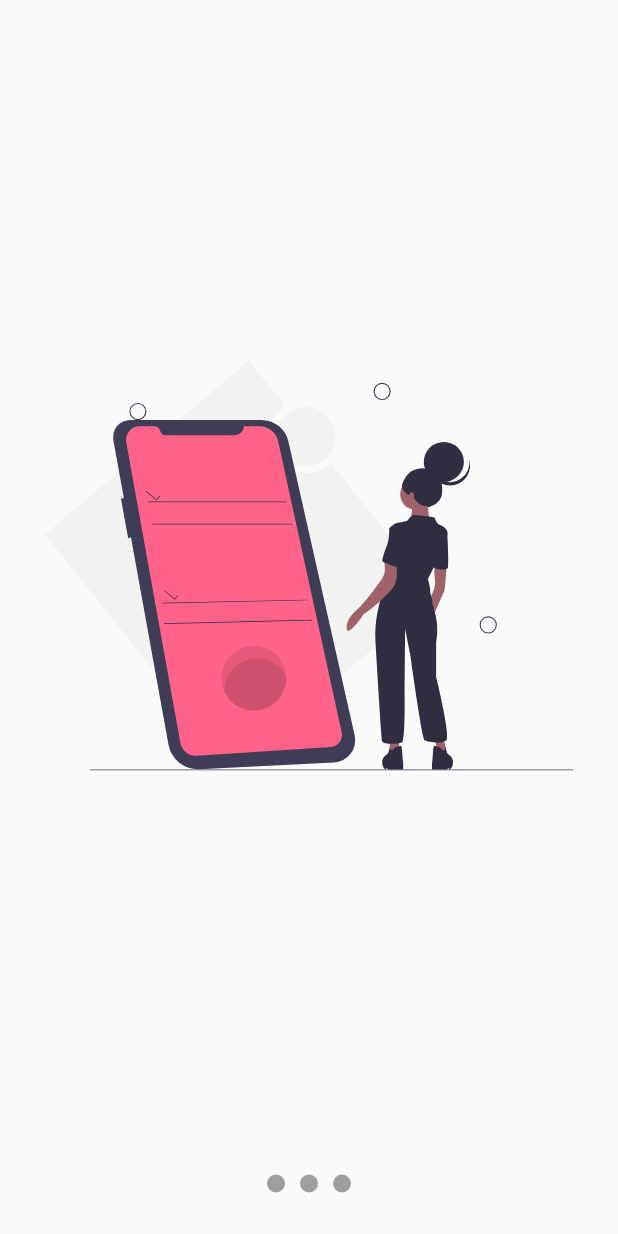
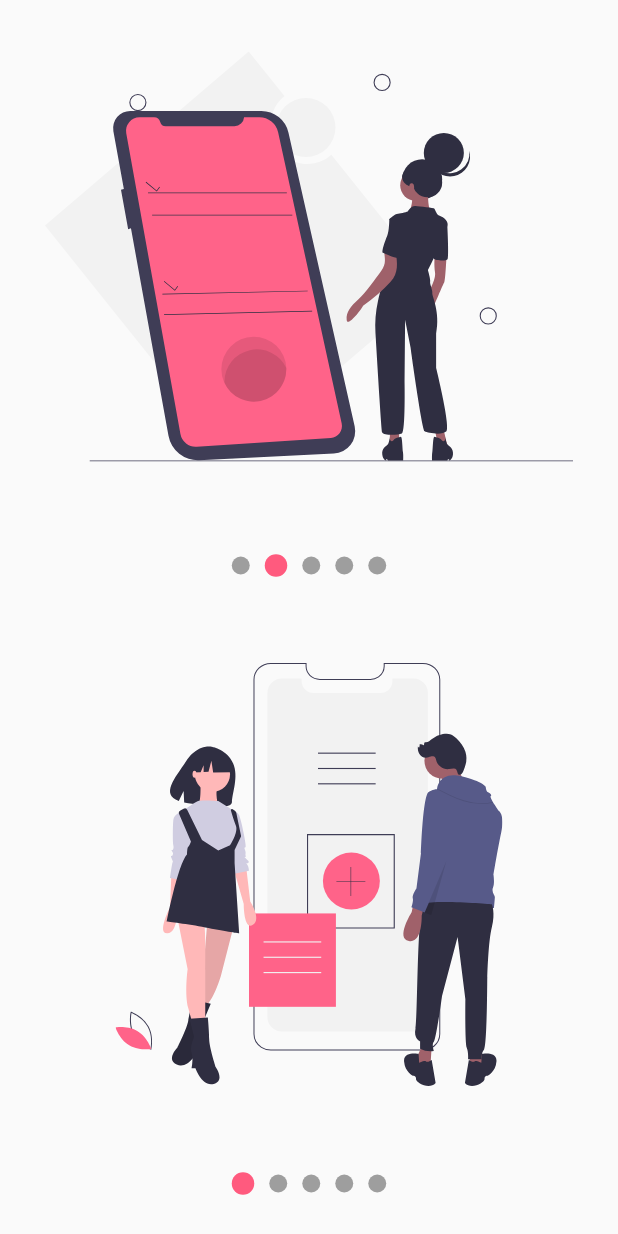
Before and after one commit to SantiagoGonzalezFernandez/Flutter-Design-Curso-Udemy, a Flutter app: the screen it shows after launch, swiped to page 2, on a phone screen of 412 x 824 dp. Run offline on Flutter 3.47's test engine with Material 2 defaults, Android fonts, the phone set to English and light mode, and no system bars; our stand-ins replace flutter_svg.

Commit message:
Termino la seccion 5

```diff
--- a/disenos/lib/main.dart
+++ b/disenos/lib/main.dart
@@ -12,7 +12,7 @@ class MyApp extends StatelessWidget {
     return MaterialApp(
       debugShowCheckedModeBanner: false,
       title: 'Disenos App',
-      home: SlideShowPage()
+      home: SlideshowPage()
     );
   }
 }
--- /dev/null
+++ b/disenos/lib/src/labs/slideshow_page.dart
@@ -0,0 +1,128 @@
+//IMportaciones que no son mias
+import 'package:flutter/material.dart';
+import 'package:flutter_svg/flutter_svg.dart';
+import 'package:provider/provider.dart';
+
+//Importaciones que si son mias
+import 'package:disenos/src/models/slider_model.dart';
+
+class SlideShowPage extends StatelessWidget {
+  @override
+  Widget build(BuildContext context) {
+    return ChangeNotifierProvider(
+      create: (_) => SliderModel(),
+      child: Scaffold(
+        body: Center(
+          child: Column(
+            children: <Widget>[
+              Expanded(
+                child: _Slides()
+              ),
+              _Dots()
+            ],
+          )
+        ),
+      ),
+    );
+  }
+}
+
+class _Dots extends StatelessWidget {
+  @override
+  Widget build(BuildContext context) {
+    return Container(
+      width: double.infinity,
+      height: 70.0,
+      child: Row(
+        mainAxisAlignment: MainAxisAlignment.center,
+        children: <Widget>[
+          _Dot(0),
+          _Dot(1),
+          _Dot(2),
+        ],
+      ),
+    );
+  }
+}
+
+class _Dot extends StatelessWidget {
+
+  final int index;
+
+  _Dot(this.index);
+
+  @override
+  Widget build(BuildContext context) {
+
+    final pageViewIndex = Provider.of<SliderModel>(context).currentPage;
+
+    return AnimatedContainer(
+      duration: Duration(milliseconds: 200),
+      width : 12.0,
+      height: 12.0,
+      margin: EdgeInsets.symmetric(horizontal: 5.0),
+      decoration: BoxDecoration(
+        color: (pageViewIndex >= index - 0.5 && pageViewIndex < index + 0.5)
+                ? Colors.blue : Colors.grey,
+        shape: BoxShape.circle
+      ),
+    );
+  }
+}
+
+class _Slides extends StatefulWidget {
+  @override
+  __SlidesState createState() => __SlidesState();
+}
+
+class __SlidesState extends State<_Slides> {
+
+  final pageViewController = PageController();
+
+  @override
+  void initState() {
+    super.initState();
+    pageViewController.addListener(() {
+      // print('Pagina Actual: ${pageViewController.page}');
+      //Actualizar el provider , SliderModel
+      Provider.of<SliderModel>(context, listen: false).currentPage = pageViewController.page;
+    });
+  }
+
+  @override
+  void dispose() {
+    pageViewController.dispose();
+    super.dispose();
+  }
+
+  @override
+  Widget build(BuildContext context) {
+    return Container(
+      child: PageView(
+        controller: pageViewController,
+        children: <Widget>[
+          _Slide('assets/svgs/slide-1.svg'),
+          _Slide('assets/svgs/slide-2.svg'),
+          _Slide('assets/svgs/slide-3.svg'),
+        ],
+      ),
+    );
+  }
+}
+
+class _Slide extends StatelessWidget {
+
+  final String svg;
+
+  _Slide(this.svg);
+
+  @override
+  Widget build(BuildContext context) {
+    return Container(
+      width: double.infinity,
+      height: double.infinity,
+      padding: EdgeInsets.all(30.0),
+      child: SvgPicture.asset(svg),
+    );
+  }
+}
--- /dev/null
+++ b/disenos/lib/src/models/slider_model.dart
@@ -0,0 +1,17 @@
+//Importaciones que no son mias
+import 'package:flutter/material.dart';
+
+//Importaciones que si son mias
+
+class SliderModel with ChangeNotifier{
+
+  double _currentPage = 0;
+
+  double get currentPage => this._currentPage;
+
+  set currentPage(double pagina){
+    this._currentPage = pagina;
+    print(pagina);
+    notifyListeners();
+  }
+}
--- a/disenos/lib/src/pages/slideshow_page.dart
+++ b/disenos/lib/src/pages/slideshow_page.dart
@@ -1,116 +1,44 @@
-//IMportaciones que no son mias
+//Imports that are not mine
 import 'package:flutter/material.dart';
 import 'package:flutter_svg/flutter_svg.dart';
 
-//Importaciones que si son mias
+//Imports that are mine
+import 'package:disenos/src/widgets/slideshow.dart';
 
-class SlideShowPage extends StatelessWidget {
+class SlideshowPage extends StatelessWidget {
   @override
   Widget build(BuildContext context) {
     return Scaffold(
-      body: Center(
-        child: Column(
-          children: <Widget>[
-            Expanded(
-              child: _Slides()
-            ),
-            _Dots()
-          ],
-        )
-      ),
+      body: Column(
+        children: <Widget>[
+          Expanded(child: MiSlideshow()),
+          Expanded(child: MiSlideshow()),
+        ],
+      )
     );
   }
 }
 
-class _Dots extends StatelessWidget {
+class MiSlideshow extends StatelessWidget {
+  const MiSlideshow({
+    Key key,
+  }) : super(key: key);
+
   @override
   Widget build(BuildContext context) {
-    return Container(
-      width: double.infinity,
-      height: 70.0,
-      child: Row(
-        mainAxisAlignment: MainAxisAlignment.center,
-        children: <Widget>[
-          _Dot(0),
-          _Dot(1),
-          _Dot(2),
-        ],
-      ),
+    return Slideshow(
+      bulletPrimario: 15,
+      bulletSecundario: 12,
+      puntosArriba: false,
+      colorPrimario: Color(0xffFF5A7E),
+      colorSecundario: Colors.grey,
+      slides: <Widget>[
+        SvgPicture.asset('assets/svgs/slide-1.svg'),
+        SvgPicture.asset('assets/svgs/slide-2.svg'),
+        SvgPicture.asset('assets/svgs/slide-3.svg'),
+        SvgPicture.asset('assets/svgs/slide-4.svg'),
+        SvgPicture.asset('assets/svgs/slide-5.svg'),
+      ],
     );
   }
 }
-
-class _Dot extends StatelessWidget {
-
-  final int index;
-
-  _Dot(this.index);
-
-  @override
-  Widget build(BuildContext context) {
-    return Container(
-      width : 12.0,
-      height: 12.0,
-      margin: EdgeInsets.symmetric(horizontal: 5.0),
-      decoration: BoxDecoration(
-        color: Colors.grey,
-        shape: BoxShape.circle
-      ),
-    );
-  }
-}
-
-class _Slides extends StatefulWidget {
-  @override
-  __SlidesState createState() => __SlidesState();
-}
-
-class __SlidesState extends State<_Slides> {
-
-  final pageViewController = PageController();
-
-  @override
-  void initState() {
-    super.initState();
-    pageViewController.addListener(() {
-      print('Pagina Actual: ${pageViewController.page}');
-    });
-  }
-
-  @override
-  void dispose() {
-    pageViewController.dispose();
-    super.dispose();
-  }
-
-  @override
-  Widget build(BuildContext context) {
-    return Container(
-      child: PageView(
-        controller: pageViewController,
-        children: <Widget>[
-          _Slide('assets/svgs/slide-1.svg'),
-          _Slide('assets/svgs/slide-2.svg'),
-          _Slide('assets/svgs/slide-3.svg'),
-        ],
-      ),
-    );
-  }
-}
-
-class _Slide extends StatelessWidget {
-
-  final String svg;
-
-  _Slide(this.svg);
-
-  @override
-  Widget build(BuildContext context) {
-    return Container(
-      width: double.infinity,
-      height: double.infinity,
-      padding: EdgeInsets.all(30.0),
-      child: SvgPicture.asset(svg),
-    );
-  }
-}
--- /dev/null
+++ b/disenos/lib/src/widgets/slideshow.dart
@@ -0,0 +1,208 @@
+//Imports that are not mine
+import 'package:flutter/material.dart';
+import 'package:provider/provider.dart';
+
+//Imports that are mine
+
+class Slideshow extends StatelessWidget {
+  final List<Widget> slides;
+  final bool puntosArriba;
+  final Color colorPrimario;
+  final Color colorSecundario;
+  final double bulletPrimario;
+  final double bulletSecundario;
+
+  Slideshow({
+    @required this.slides,
+    this.puntosArriba = false,
+    this.colorPrimario = Colors.blue,
+    this.colorSecundario = Colors.grey,
+    this.bulletPrimario = 12,
+    this.bulletSecundario = 12,
+  });
+
+  @override
+  Widget build(BuildContext context) {
+    return ChangeNotifierProvider(
+      create: (_) => new _SlideshowModel(),
+      child: SafeArea(
+        child: Center(child: Builder(builder: (BuildContext context) {
+          Provider.of<_SlideshowModel>(context).colorPrimario =
+              this.colorPrimario;
+          Provider.of<_SlideshowModel>(context).colorSecundario =
+              this.colorSecundario;
+          Provider.of<_SlideshowModel>(context).bulletPrimario =
+              this.bulletPrimario;
+          Provider.of<_SlideshowModel>(context).bulletSecundario =
+              this.bulletSecundario;
+
+          return _CrearEstructuraSlideshow(
+              puntosArriba: puntosArriba, slides: slides);
+        })),
+      ),
+    );
+  }
+}
+
+class _CrearEstructuraSlideshow extends StatelessWidget {
+  const _CrearEstructuraSlideshow({
+    @required this.puntosArriba,
+    @required this.slides,
+  });
+
+  final bool puntosArriba;
+  final List<Widget> slides;
+
+  @override
+  Widget build(BuildContext context) {
+    return Column(
+      children: <Widget>[
+        if (this.puntosArriba) _Dots(this.slides.length),
+        Expanded(child: _Slides(this.slides)),
+        if (!this.puntosArriba) _Dots(this.slides.length),
+      ],
+    );
+  }
+}
+
+class _Dots extends StatelessWidget {
+  final int totalSlides;
+
+  _Dots(this.totalSlides);
+
+  @override
+  Widget build(BuildContext context) {
+    return Container(
+      width: double.infinity,
+      height: 70.0,
+      child: Row(
+        mainAxisAlignment: MainAxisAlignment.center,
+        children: List.generate(this.totalSlides, (index) => _Dot(index)),
+      ),
+    );
+  }
+}
+
+class _Dot extends StatelessWidget {
+  final int index;
+
+  _Dot(this.index);
+
+  @override
+  Widget build(BuildContext context) {
+    final ssModel = Provider.of<_SlideshowModel>(context);
+
+    double size = 0;
+    Color color;
+    if (ssModel.currentPage >= index - 0.5 &&
+        ssModel.currentPage < index + 0.5) {
+      size = ssModel.bulletPrimario;
+      color = ssModel.colorPrimario;
+    } else {
+      size = ssModel.bulletSecundario;
+      color = ssModel.colorSecundario;
+    }
+
+    return AnimatedContainer(
+      duration: Duration(milliseconds: 200),
+      width: size,
+      height: size,
+      margin: EdgeInsets.symmetric(horizontal: 5.0),
+      decoration: BoxDecoration(color: color, shape: BoxShape.circle),
+    );
+  }
+}
+
+class _Slides extends StatefulWidget {
+  final List<Widget> slides;
+
+  _Slides(this.slides);
+
+  @override
+  __SlidesState createState() => __SlidesState();
+}
+
+class __SlidesState extends State<_Slides> {
+  final pageViewController = PageController();
+
+  @override
+  void initState() {
+    super.initState();
+    pageViewController.addListener(() {
+      Provider.of<_SlideshowModel>(context, listen: false).currentPage =
+          pageViewController.page;
+    });
+  }
+
+  @override
+  void dispose() {
+    pageViewController.dispose();
+    super.dispose();
+  }
+
+  @override
+  Widget build(BuildContext context) {
+    return Container(
+      child: PageView(
+        controller: pageViewController,
+        children: widget.slides.map((slide) => _Slide(slide)).toList(),
+      ),
+    );
+  }
+}
+
+class _Slide extends StatelessWidget {
+  final Widget slide;
+
+  _Slide(this.slide);
+
+  @override
+  Widget build(BuildContext context) {
+    return Container(
+      width: double.infinity,
+      height: double.infinity,
+      padding: EdgeInsets.all(30.0),
+      child: slide,
+    );
+  }
+}
+
+class _SlideshowModel with ChangeNotifier {
+  double _currentPage = 0;
+  Color _colorPrimario = Colors.blue;
+  Color _colorSecundario = Colors.grey;
+  double _bulletPrimario = 12;
+  double _bulletSecundario = 12;
+
+  double get currentPage => this._currentPage;
+
+  set currentPage(double pagina) {
+    this._currentPage = pagina;
+    print(pagina);
+    notifyListeners();
+  }
+
+  Color get colorPrimario => this._colorPrimario;
+
+  set colorPrimario(Color color) {
+    this._colorPrimario = color;
+  }
+
+  Color get colorSecundario => this._colorSecundario;
+
+  set colorSecundario(Color color) {
+    this._colorSecundario = color;
+  }
+
+  double get bulletPrimario => this._bulletPrimario;
+
+  set bulletPrimario(double size) {
+    this._bulletPrimario = size;
+  }
+
+  double get bulletSecundario => this._bulletSecundario;
+
+  set bulletSecundario(double size) {
+    this._bulletSecundario = size;
+  }
+}
--- a/disenos/pubspec.yaml
+++ b/disenos/pubspec.yaml
@@ -29,6 +29,7 @@ dependencies:
   # Use with the CupertinoIcons class for iOS style icons.
   cupertino_icons: ^0.1.3
   flutter_svg: ^0.17.3+1
+  provider: ^4.0.4
 
 dev_dependencies:
   flutter_test:
```
Also changed, not shown: disenos/lib/src/pages/graficas_circulares_page.dart (+22 -17 lines), disenos/pubspec.lock.
